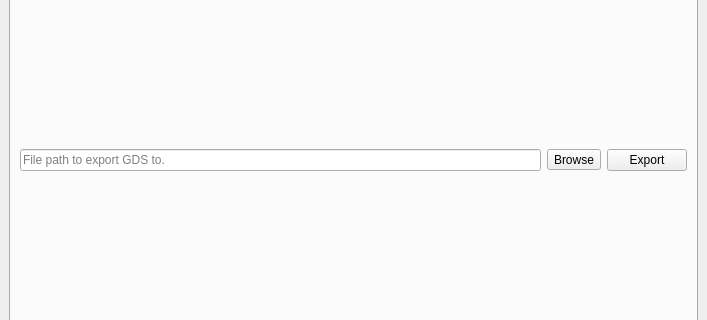
This is qiskit_metal/_gui/gds_renderer_ui.ui in qiskit-community/qiskit-metal as Qt 5 draws it before an edit; both pictures show x 0 to 707 and y 131 to 451 of the 707 by 581 pixel window. The edited form follows.
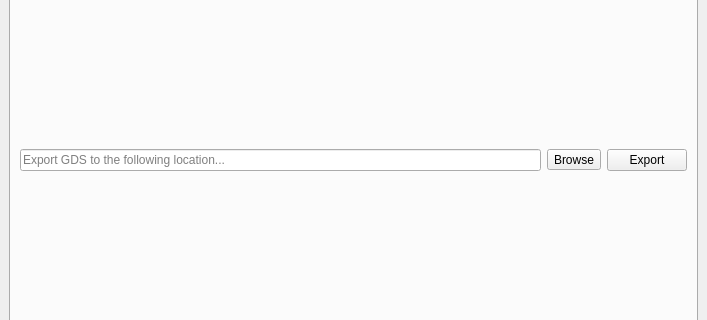
This is the edited form. Icons and pictures are not drawn.

Commit message: GUI Button for GDS Renderer

Diff of the .ui file:
```diff
--- a/qiskit_metal/_gui/gds_renderer_ui.ui
+++ b/qiskit_metal/_gui/gds_renderer_ui.ui
@@ -30,7 +30,7 @@
           <item>
            <widget class="QLineEdit" name="lineEdit">
             <property name="placeholderText">
-             <string>File path to export GDS to. </string>
+             <string>Export GDS to the following location... </string>
             </property>
            </widget>
           </item>
```
Left out of the diff: 47 changed lines with no effect on the pictures. The commit also changes 7 other files.
